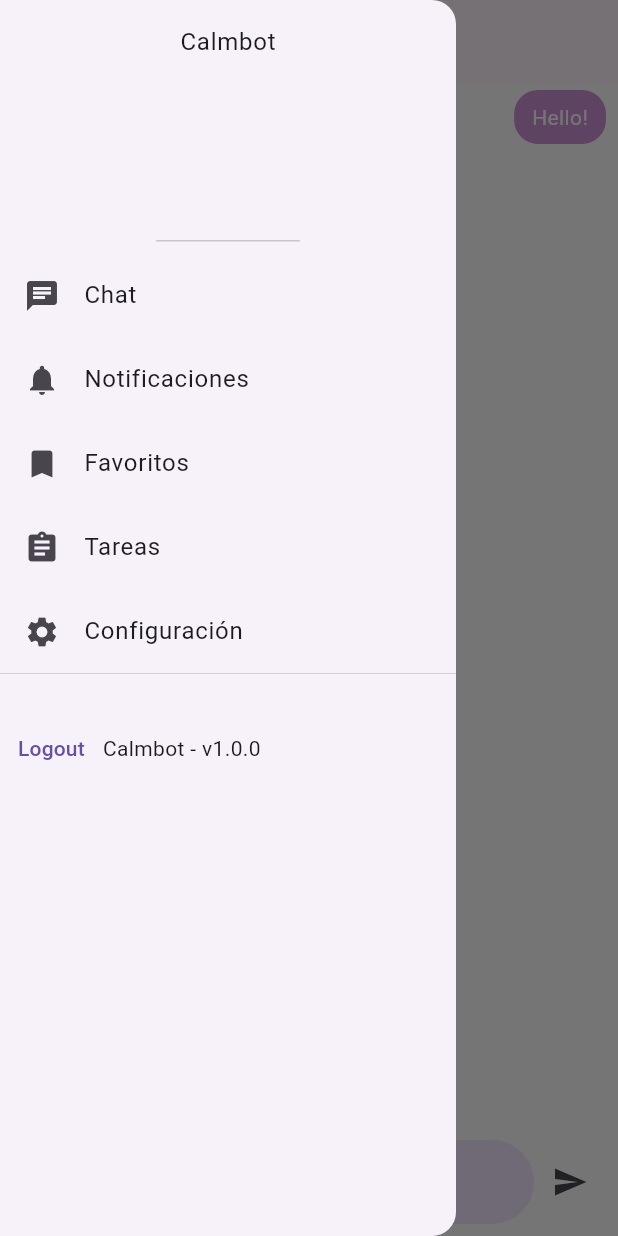
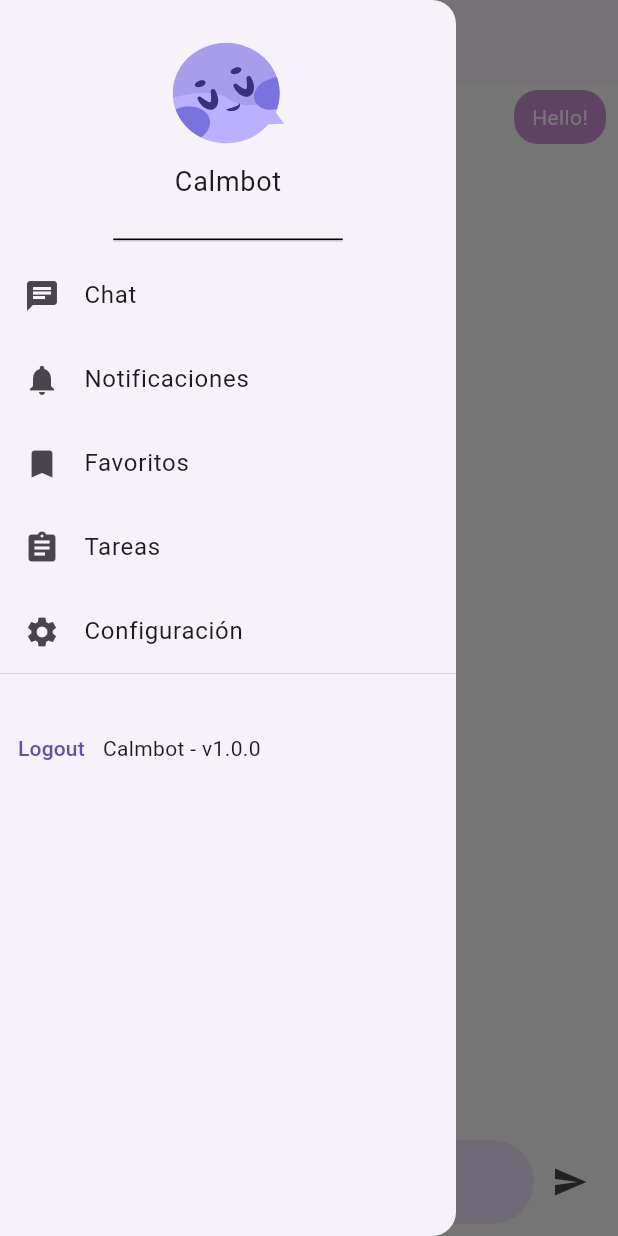
Before and after one commit to NeuronaBens/CalmbotMobile, a Flutter app: the ChatScreen screen opened directly, with the side drawer open, on a phone screen of 412 x 824 dp. Run offline on Flutter 3.47's test engine with Material 3 defaults, Android fonts, the phone set to English and light mode, and no system bars; our stand-ins replace flutter_svg; accounts and stored records are empty.

Commit message:
feat: added the logo

```diff
--- a/lib/Components/app_menu.dart
+++ b/lib/Components/app_menu.dart
@@ -1,4 +1,5 @@
 import 'package:flutter/material.dart';
+import 'package:flutter_svg/flutter_svg.dart';
 
 import '../Screens/Chat/chat_screen.dart';
 import '../Screens/Configuration/configuration_screen.dart';
@@ -14,8 +15,31 @@ class DisplayableMenu extends StatelessWidget {
     return Drawer(
       child: Column(
         children: <Widget>[
-          const DrawerHeader(
-            child: Text('Calmbot'),
+          DrawerHeader(
+            decoration: const BoxDecoration(
+              border: Border(
+                bottom: BorderSide(
+                    width: 1.0,
+                    color: Colors.black), // Adjust width and color as needed
+              ),
+            ),
+            child: Column(
+              mainAxisAlignment: MainAxisAlignment.center,
+              crossAxisAlignment: CrossAxisAlignment.center,
+              children: [
+                SizedBox(
+                  width: 75,
+                  height: 75,
+                  child: SvgPicture.asset('assets/icons/logo.svg'),
+                ),
+                const SizedBox(height: 8),
+                const Text(
+                  '     Calmbot     ',
+                  style: TextStyle(fontSize: 18),
+                ),
+                const SizedBox(height: 8),
+              ],
+            ),
           ),
           ListTile(
             leading: const Icon(Icons.chat),
```
